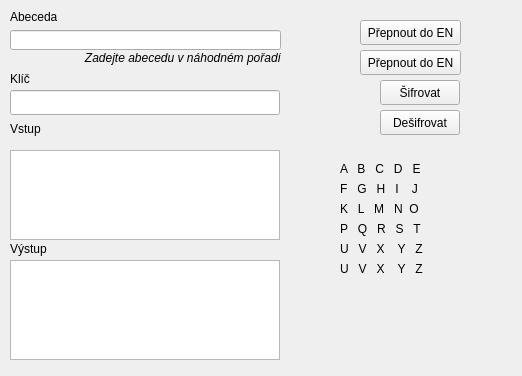
Old version of the form dialog.ui in the repository FAIKRYHB/adfgx.
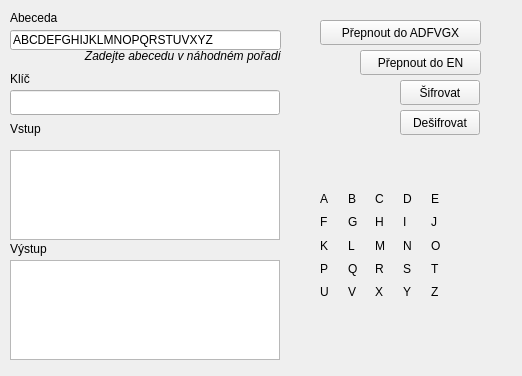
New version of the form.

```diff
--- a/dialog.ui
+++ b/dialog.ui
@@ -13,23 +13,23 @@
   <property name="windowTitle">
    <string>Form</string>
   </property>
-  <widget class="QPushButton" name="switchLang">
+  <widget class="QPushButton" name="switchSize">
    <property name="geometry">
     <rect>
-     <x>360</x>
+     <x>320</x>
      <y>20</y>
-     <width>101</width>
+     <width>161</width>
      <height>25</height>
     </rect>
    </property>
    <property name="text">
-    <string>Přepnout do EN</string>
+    <string>Přepnout do ADFVGX</string>
    </property>
   </widget>
   <widget class="QPushButton" name="code">
    <property name="geometry">
     <rect>
-     <x>380</x>
+     <x>400</x>
      <y>80</y>
      <width>80</width>
      <height>25</height>
@@ -42,7 +42,7 @@
   <widget class="QPushButton" name="decode">
    <property name="geometry">
     <rect>
-     <x>380</x>
+     <x>400</x>
      <y>110</y>
      <width>80</width>
      <height>25</height>
@@ -98,71 +98,6 @@
     <string>Výstup</string>
    </property>
   </widget>
-  <widget class="QLabel" name="row1">
-   <property name="geometry">
-    <rect>
-     <x>340</x>
-     <y>160</y>
-     <width>121</width>
-     <height>17</height>
-    </rect>
-   </property>
-   <property name="text">
-    <string>A   B   C   D   E</string>
-   </property>
-  </widget>
-  <widget class="QLabel" name="row4">
-   <property name="geometry">
-    <rect>
-     <x>340</x>
-     <y>220</y>
-     <width>121</width>
-     <height>17</height>
-    </rect>
-   </property>
-   <property name="text">
-    <string>P   Q   R   S   T</string>
-   </property>
-  </widget>
-  <widget class="QLabel" name="row3">
-   <property name="geometry">
-    <rect>
-     <x>340</x>
-     <y>200</y>
-     <width>121</width>
-     <height>17</height>
-    </rect>
-   </property>
-   <property name="text">
-    <string>K   L   M   N  O</string>
-   </property>
-  </widget>
-  <widget class="QLabel" name="row2">
-   <property name="geometry">
-    <rect>
-     <x>340</x>
-     <y>180</y>
-     <width>121</width>
-     <height>17</height>
-    </rect>
-   </property>
-   <property name="text">
-    <string>F   G   H   I    J</string>
-   </property>
-  </widget>
-  <widget class="QLabel" name="row5">
-   <property name="geometry">
-    <rect>
-     <x>340</x>
-     <y>240</y>
-     <width>121</width>
-     <height>17</height>
-    </rect>
-   </property>
-   <property name="text">
-    <string>U   V   X    Y   Z</string>
-   </property>
-  </widget>
   <widget class="QLabel" name="label_3">
    <property name="geometry">
     <rect>
@@ -186,25 +121,12 @@
     </rect>
    </property>
   </widget>
-  <widget class="QLabel" name="row5_2">
-   <property name="geometry">
-    <rect>
-     <x>340</x>
-     <y>260</y>
-     <width>121</width>
-     <height>17</height>
-    </rect>
-   </property>
-   <property name="text">
-    <string>U   V   X    Y   Z</string>
-   </property>
-  </widget>
-  <widget class="QPushButton" name="switchLang_2">
+  <widget class="QPushButton" name="switchLang">
    <property name="geometry">
     <rect>
      <x>360</x>
      <y>50</y>
-     <width>101</width>
+     <width>121</width>
      <height>25</height>
     </rect>
    </property>
@@ -221,14 +143,17 @@
      <height>20</height>
     </rect>
    </property>
+   <property name="text">
+    <string>ABCDEFGHIJKLMNOPQRSTUVXYZ</string>
+   </property>
   </widget>
   <widget class="QLabel" name="label_4">
    <property name="geometry">
     <rect>
      <x>10</x>
      <y>10</y>
-     <width>47</width>
-     <height>13</height>
+     <width>81</width>
+     <height>16</height>
     </rect>
    </property>
    <property name="text">
@@ -239,9 +164,9 @@
    <property name="geometry">
     <rect>
      <x>10</x>
-     <y>50</y>
+     <y>40</y>
      <width>271</width>
-     <height>16</height>
+     <height>31</height>
     </rect>
    </property>
    <property name="font">
@@ -255,6 +180,273 @@
    <property name="alignment">
     <set>Qt::AlignRight|Qt::AlignTrailing|Qt::AlignVCenter</set>
    </property>
+   <property name="margin">
+    <number>6</number>
+   </property>
+  </widget>
+  <widget class="QWidget" name="gridLayoutWidget">
+   <property name="geometry">
+    <rect>
+     <x>320</x>
+     <y>190</y>
+     <width>160</width>
+     <height>134</height>
+    </rect>
+   </property>
+   <layout class="QGridLayout" name="gridLayout" rowstretch="0,0,0,0,0,0,0" rowminimumheight="0,0,0,0,0,0,0" columnminimumwidth="0,0,0,0,0,0">
+    <item row="2" column="3">
+     <widget class="QLabel" name="cl13">
+      <property name="text">
+       <string>I</string>
+      </property>
+     </widget>
+    </item>
+    <item row="1" column="5">
+     <widget class="QLabel" name="cl05">
+      <property name="text">
+       <string/>
+      </property>
+     </widget>
+    </item>
+    <item row="5" column="2">
+     <widget class="QLabel" name="cl42">
+      <property name="text">
+       <string>X</string>
+      </property>
+     </widget>
+    </item>
+    <item row="3" column="0">
+     <widget class="QLabel" name="cl20">
+      <property name="text">
+       <string>K</string>
+      </property>
+     </widget>
+    </item>
+    <item row="3" column="2">
+     <widget class="QLabel" name="cl22">
+      <property name="text">
+       <string>M</string>
+      </property>
+     </widget>
+    </item>
+    <item row="4" column="1">
+     <widget class="QLabel" name="cl31">
+      <property name="text">
+       <string>Q</string>
+      </property>
+     </widget>
+    </item>
+    <item row="2" column="4">
+     <widget class="QLabel" name="cl14">
+      <property name="text">
+       <string>J</string>
+      </property>
+     </widget>
+    </item>
+    <item row="1" column="3">
+     <widget class="QLabel" name="cl03">
+      <property name="text">
+       <string>D</string>
+      </property>
+     </widget>
+    </item>
+    <item row="5" column="0">
+     <widget class="QLabel" name="cl40">
+      <property name="text">
+       <string>U</string>
+      </property>
+     </widget>
+    </item>
+    <item row="4" column="4">
+     <widget class="QLabel" name="cl34">
+      <property name="text">
+       <string>T</string>
+      </property>
+     </widget>
+    </item>
+    <item row="4" column="0">
+     <widget class="QLabel" name="cl30">
+      <property name="text">
+       <string>P</string>
+      </property>
+     </widget>
+    </item>
+    <item row="4" column="3">
+     <widget class="QLabel" name="cl33">
+      <property name="text">
+       <string>S</string>
+      </property>
+     </widget>
+    </item>
+    <item row="4" column="5">
+     <widget class="QLabel" name="cl35">
+      <property name="text">
+       <string/>
+      </property>
+     </widget>
+    </item>
+    <item row="5" column="4">
+     <widget class="QLabel" name="cl44">
+      <property name="text">
+       <string>Z</string>
+      </property>
+     </widget>
+    </item>
+    <item row="2" column="1">
+     <widget class="QLabel" name="cl11">
+      <property name="text">
+       <string>G</string>
+      </property>
+     </widget>
+    </item>
+    <item row="3" column="3">
+     <widget class="QLabel" name="cl23">
+      <property name="text">
+       <string>N</string>
+      </property>
+     </widget>
+    </item>
+    <item row="4" column="2">
+     <widget class="QLabel" name="cl32">
+      <property name="text">
+       <string>R</string>
+      </property>
+     </widget>
+    </item>
+    <item row="3" column="5">
+     <widget class="QLabel" name="cl25">
+      <property name="text">
+       <string/>
+      </property>
+     </widget>
+    </item>
+    <item row="1" column="1">
+     <widget class="QLabel" name="cl01">
+      <property name="text">
+       <string>B</string>
+      </property>
+     </widget>
+    </item>
+    <item row="1" column="4">
+     <widget class="QLabel" name="cl04">
+      <property name="text">
+       <string>E</string>
+      </property>
+     </widget>
+    </item>
+    <item row="2" column="5">
+     <widget class="QLabel" name="cl15">
+      <property name="text">
+       <string/>
+      </property>
+     </widget>
+    </item>
+    <item row="2" column="2">
+     <widget class="QLabel" name="cl12">
+      <property name="text">
+       <string>H</string>
+      </property>
+     </widget>
+    </item>
+    <item row="1" column="2">
+     <widget class="QLabel" name="cl02">
+      <property name="text">
+       <string>C</string>
+      </property>
+     </widget>
+    </item>
+    <item row="2" column="0">
+     <widget class="QLabel" name="cl10">
+      <property name="text">
+       <string>F</string>
+      </property>
+     </widget>
+    </item>
+    <item row="5" column="1">
+     <widget class="QLabel" name="cl41">
+      <property name="text">
+       <string>V</string>
+      </property>
+     </widget>
+    </item>
+    <item row="1" column="0">
+     <widget class="QLabel" name="cl00">
+      <property name="text">
+       <string>A  </string>
+      </property>
+     </widget>
+    </item>
+    <item row="3" column="1">
+     <widget class="QLabel" name="cl21">
+      <property name="text">
+       <string>L</string>
+      </property>
+     </widget>
+    </item>
+    <item row="5" column="3">
+     <widget class="QLabel" name="cl43">
+      <property name="text">
+       <string>Y</string>
+      </property>
+     </widget>
+    </item>
+    <item row="3" column="4">
+     <widget class="QLabel" name="cl24">
+      <property name="text">
+       <string>O</string>
+      </property>
+     </widget>
+    </item>
+    <item row="5" column="5">
+     <widget class="QLabel" name="cl45">
+      <property name="text">
+       <string/>
+      </property>
+     </widget>
+    </item>
+    <item row="6" column="2">
+     <widget class="QLabel" name="cl52">
+      <property name="text">
+       <string/>
+      </property>
+     </widget>
+    </item>
+    <item row="6" column="1">
+     <widget class="QLabel" name="cl51">
+      <property name="text">
+       <string/>
+      </property>
+     </widget>
+    </item>
+    <item row="6" column="0">
+     <widget class="QLabel" name="cl50">
+      <property name="text">
+       <string/>
+      </property>
+     </widget>
+    </item>
+    <item row="6" column="3">
+     <widget class="QLabel" name="cl53">
+      <property name="text">
+       <string/>
+      </property>
+     </widget>
+    </item>
+    <item row="6" column="4">
+     <widget class="QLabel" name="cl54">
+      <property name="text">
+       <string/>
+      </property>
+     </widget>
+    </item>
+    <item row="6" column="5">
+     <widget class="QLabel" name="cl55">
+      <property name="text">
+       <string/>
+      </property>
+     </widget>
+    </item>
+   </layout>
   </widget>
  </widget>
  <resources/>
```
Left out of the diff: 2 changed lines with no effect on the pictures.
